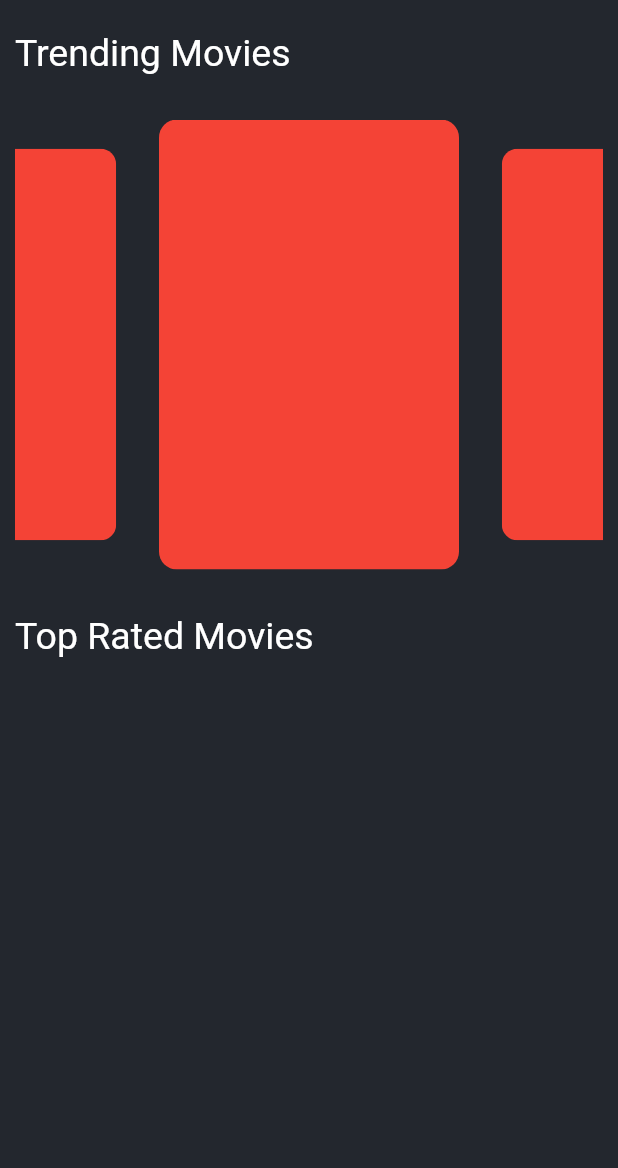
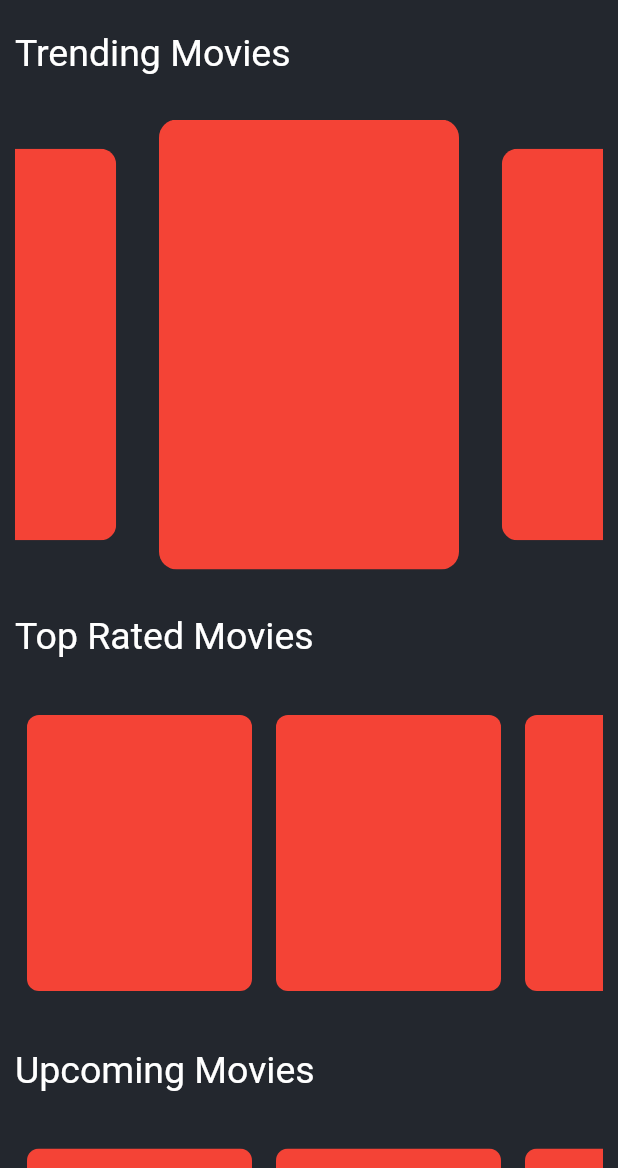
Before and after one commit to MainaKarl/movie_mood, a Flutter app: the screen it shows after launch, on a phone screen of 412 x 824 dp, the part 68-1236 px from its top. Run offline on Flutter 3.47's test engine with Material 2 defaults, Android fonts, the phone set to English and light mode, and no system bars; drawn by our look-alikes of carousel_slider; our stand-ins replace animated_splash_screen, google_fonts.

Commit message:
Top rated movies

```diff
--- a/lib/home_screen.dart
+++ b/lib/home_screen.dart
@@ -68,6 +68,51 @@ class _HomeScreenState extends State<HomeScreen> {
                 ),
               ),
               const SizedBox(height: 30),
+              SizedBox(height: 200, width: double.infinity,
+              child: ListView.builder(
+                scrollDirection: Axis.horizontal,
+                physics: const BouncingScrollPhysics(),
+                itemCount: 10,
+                itemBuilder: (context, index){
+                  return Padding(
+                    padding: const EdgeInsets.all(8.0),
+                    child: ClipRRect(
+                      borderRadius: BorderRadius.circular(8),
+                      child: Container(
+                        color: Colors.red,
+                        height: 200,
+                        width: 150,
+                      ),
+                    ),
+                  );
+                },
+              ),),
+              const SizedBox(height: 30),
+              Text('Upcoming Movies',
+                style:GoogleFonts.aBeeZee(
+                  fontSize: 25,
+                ),
+              ),
+              const SizedBox(height: 30),
+              SizedBox(height: 200, width: double.infinity,
+                child: ListView.builder(
+                  scrollDirection: Axis.horizontal,
+                  physics: const BouncingScrollPhysics(),
+                  itemCount: 10,
+                  itemBuilder: (context, index){
+                    return Padding(
+                      padding: const EdgeInsets.all(8.0),
+                      child: ClipRRect(
+                        borderRadius: BorderRadius.circular(8),
+                        child: Container(
+                          color: Colors.red,
+                          height: 200,
+                          width: 150,
+                        ),
+                      ),
+                    );
+                  },
+                ),),
             ],
           ),
         ),
```
Also changed, not shown: pubspec.lock.
